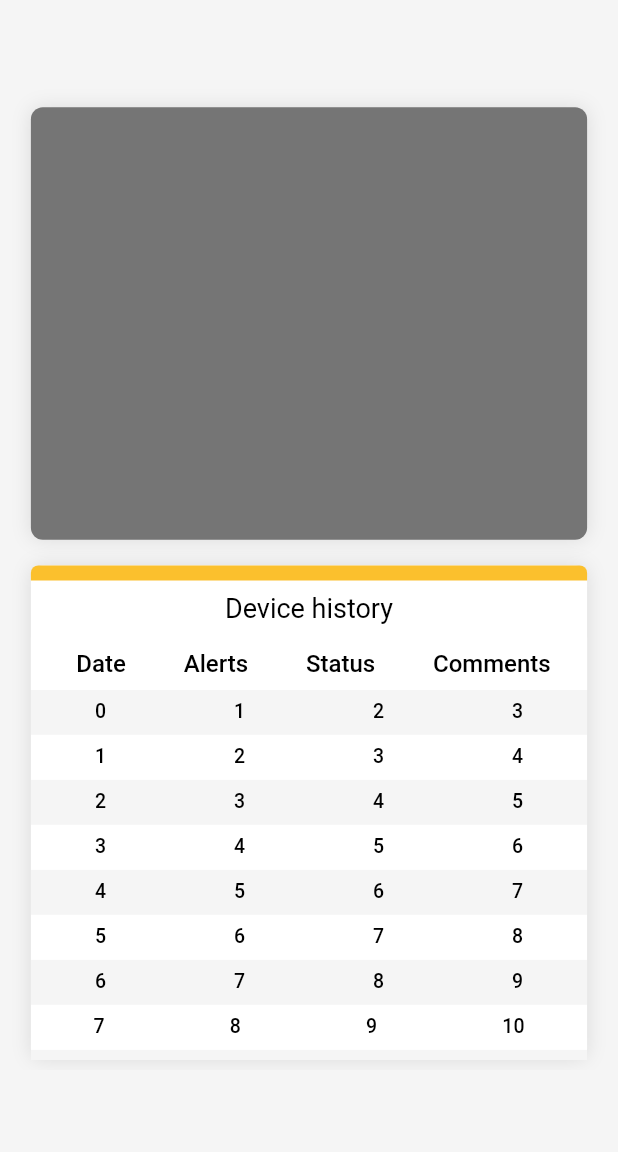
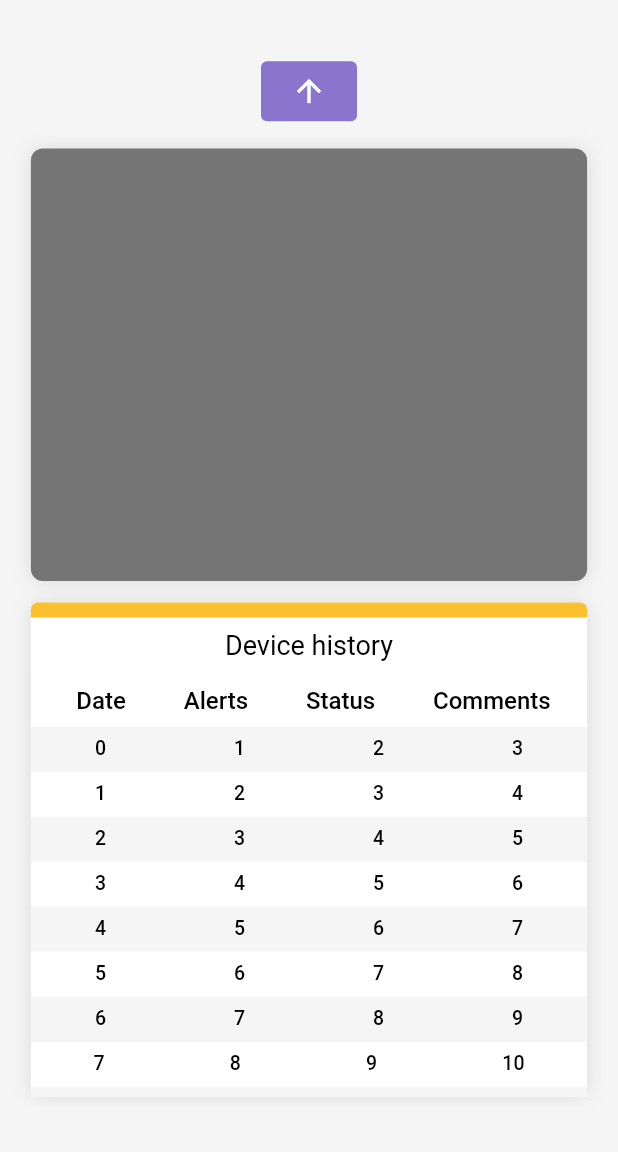
Before and after one commit to shah-rahul/data-representation-, a Flutter app: the screen it shows after launch, on a phone screen of 412 x 824 dp, the part 84-1236 px from its top. Run offline on Flutter 3.47's test engine with Material 2 defaults, Android fonts, the phone set to English and light mode, and no system bars; our stand-ins replace charts_flutter, google_fonts, google_maps_flutter.

Commit message:
[MAP FIX + CHART FIX] - maps working with button  + chart working on double tap:

```diff
--- a/lib/screens/homepage.dart
+++ b/lib/screens/homepage.dart
@@ -19,7 +19,7 @@ class _MyHomePageState extends State<MyHomePage> {
   late PageController _firstController;
   @override
   void initState() {
-    _firstController = PageController(initialPage: 1);
+    _firstController = PageController(initialPage: 0);
     SystemChrome.setPreferredOrientations([
       DeviceOrientation.portraitUp,
     ]);
@@ -29,6 +29,29 @@ class _MyHomePageState extends State<MyHomePage> {
 
   @override
   Widget build(BuildContext context) {
+    var itemList = [
+      // SizedBox(child: MapPage()),
+
+      SizedBox(
+        child: PrimaryCard(
+          button1: TextButton(
+              onPressed: () {
+                Navigator.of(context)
+                    .push(MaterialPageRoute(builder: (context) => MapPage()));
+              },
+              child: const Icon(Icons.arrow_upward),
+              style: ButtonStyle(
+                backgroundColor: MaterialStateProperty.all(
+                    const Color.fromRGBO(138, 117, 206, 1)),
+                foregroundColor: MaterialStateProperty.all(Colors.white),
+              )),
+          childone: const DeviceGroup(),
+          childtwo: DeviceHistory(),
+        ),
+      ),
+
+      SizedBox(child: SampleMap())
+    ];
     return Scaffold(
       drawer: const NudronDrawer(),
       appBar: AppBar(
@@ -42,7 +65,8 @@ class _MyHomePageState extends State<MyHomePage> {
             children: [
               ConstrainedBox(
                 constraints: BoxConstraints(
-                  maxHeight: MediaQuery.of(context).size.height * 0.8,
+                  maxHeight: MediaQuery.of(context).size.height * 0.9 -
+                      (MediaQuery.of(context).size.height * 0.04),
                   minWidth: MediaQuery.of(context).size.width -
                       (MediaQuery.of(context).size.width * 0.04),
                 ),
@@ -52,20 +76,13 @@ class _MyHomePageState extends State<MyHomePage> {
                     scrollDirection: Axis.horizontal,
                     physics: const PageScrollPhysics(),
                     children: [
-                      PageView(
+                      PageView.builder(
                         scrollDirection: Axis.vertical,
+                        itemCount: 2,
                         controller: _firstController,
-                        children: [
-                          SizedBox(child: MapPage()),
-                          SizedBox(
-                            height: MediaQuery.of(context).size.height * 0.5,
-                            child: PrimaryCard(
-                              childone: const DeviceGroup(),
-                              childtwo: DeviceHistory(),
-                            ),
-                          ),
-                          SizedBox(child: SampleMap())
-                        ],
+                        itemBuilder: (context, index) {
+                          return itemList[index];
+                        },
                       ),
                       PrimaryCard(
                         childone: DeviceGroup(),
--- a/lib/widgets/level1/device_group.dart
+++ b/lib/widgets/level1/device_group.dart
@@ -14,8 +14,7 @@ class _DeviceGroupState extends State<DeviceGroup> {
       height: MediaQuery.of(context).size.height * 0.4 -
           (MediaQuery.of(context).size.height * 0.05),
       width: MediaQuery.of(context).size.width * 0.9,
-      margin: const EdgeInsets.only(left: 7, right: 7, top: 10),
-      padding: const EdgeInsets.fromLTRB(15, 12, 12, 15),
+      margin: const EdgeInsets.only(left: 7, right: 7, top: 0),
       decoration: BoxDecoration(
           boxShadow: const [
             BoxShadow(blurRadius: 10.0, color: Color.fromRGBO(0, 0, 0, 0.1))
--- a/lib/widgets/level1/device_history.dart
+++ b/lib/widgets/level1/device_history.dart
@@ -96,7 +96,7 @@ class _DeviceHistoryState extends State<DeviceHistory> {
       ),
       height: MediaQuery.of(context).size.height * 0.4,
       width: MediaQuery.of(context).size.width * 0.9,
-      margin: const EdgeInsets.only(left: 7, right: 7, top: 10),
+      margin: const EdgeInsets.only(left: 7, right: 7, top: 0),
       decoration: BoxDecoration(
           boxShadow: const [
             BoxShadow(blurRadius: 10.0, color: Color.fromRGBO(0, 0, 0, 0.1))
--- a/lib/widgets/primary_card.dart
+++ b/lib/widgets/primary_card.dart
@@ -1,10 +1,15 @@
 import 'package:flutter/material.dart';
 
 class PrimaryCard extends StatefulWidget {
-  const PrimaryCard({Key? key, required this.childone, required this.childtwo})
+  const PrimaryCard(
+      {Key? key,
+      required this.childone,
+      required this.childtwo,
+      this.button1 = const SizedBox.shrink()})
       : super(key: key);
   final Widget childone;
   final Widget childtwo;
+  final Widget button1;
   @override
   State<PrimaryCard> createState() => _PrimaryCardState();
 }
@@ -20,8 +25,8 @@ class _PrimaryCardState extends State<PrimaryCard> {
                 (MediaQuery.of(context).size.width * 0.04)),
         child: Container(
           child: Column(
-            mainAxisAlignment: MainAxisAlignment.spaceEvenly,
-            children: [widget.childone, widget.childtwo],
+            mainAxisAlignment: MainAxisAlignment.spaceAround,
+            children: [widget.button1, widget.childone, widget.childtwo],
           ),
         ),
       ),
```
Also changed, not shown: lib/models/chart_data.dart (+11 -0 lines), lib/widgets/sample_chart.dart (+29 -6 lines).
